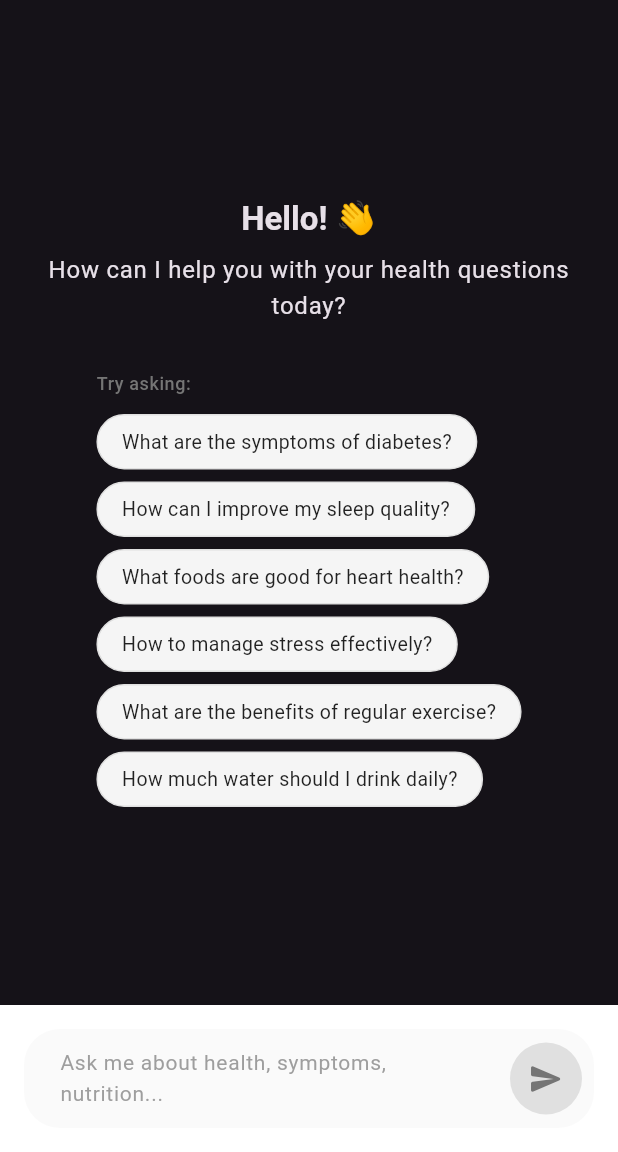
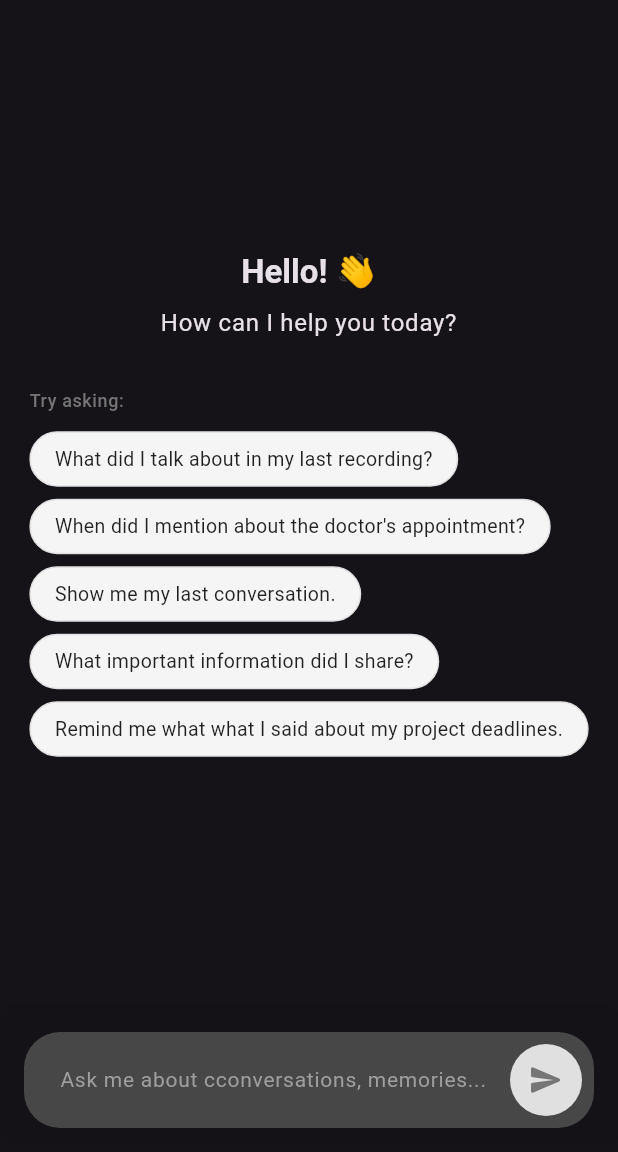
Before and after one commit to nidhisingh5958/assistant_app, a Flutter app: the ChatHome screen opened by its route, on a phone screen of 412 x 824 dp, the part 84-1236 px from its top. Run offline on Flutter 3.47's test engine with Material 3 defaults, Android fonts, the phone set to English and light mode, and no system bars; our stand-ins replace avatar_glow, flutter_riverpod, go_router, speech_to_text; missing offline and left inert: encrypt, tflite_flutter, tiktoken.

Commit message:
minor ui changes

```diff
--- a/lib/screens/chat/chat_home.dart
+++ b/lib/screens/chat/chat_home.dart
@@ -142,7 +142,7 @@ class _ChatHomeState extends State<ChatHome> {
       drawer: const SideMenu(),
       appBar: AppHeader(
         title: "ListenIQ",
-        chatTitle: _showWelcome ? null : "Health Assistant",
+        chatTitle: _showWelcome ? null : "AI Assistant",
         isInChat: !_showWelcome,
         onMenuPressed: () {
           final scaffoldState = _scaffoldKey.currentState;
@@ -226,7 +226,7 @@ class _ChatHomeState extends State<ChatHome> {
             const SizedBox(height: 8),
             Text(
               _isModelInitialized
-                  ? "How can I help you with your health questions today?"
+                  ? "How can I help you today?"
                   : "Please wait while I load the AI model...",
               style: Theme.of(context).textTheme.bodyLarge,
               textAlign: TextAlign.center,
@@ -241,12 +241,11 @@ class _ChatHomeState extends State<ChatHome> {
 
   Widget _buildSuggestedQuestions() {
     final suggestions = [
-      "What are the symptoms of diabetes?",
-      "How can I improve my sleep quality?",
-      "What foods are good for heart health?",
-      "How to manage stress effectively?",
-      "What are the benefits of regular exercise?",
-      "How much water should I drink daily?",
+      "What did I talk about in my last recording?",
+      "When did I mention about the doctor's appointment?",
+      "Show me my last conversation.",
+      "What important information did I share?",
+      "Remind me what what I said about my project deadlines.",
     ];
 
     return Column(
--- a/lib/screens/chat/widgets/bot_search_bar.dart
+++ b/lib/screens/chat/widgets/bot_search_bar.dart
@@ -84,7 +84,7 @@ class _BotSearchBarState extends State<BotSearchBar> {
     return Container(
       padding: const EdgeInsets.all(16),
       decoration: BoxDecoration(
-        color: Colors.white,
+        color: Colors.transparent,
         boxShadow: [
           BoxShadow(
             color: Colors.black.withOpacity(0.05),
@@ -104,14 +104,14 @@ class _BotSearchBarState extends State<BotSearchBar> {
                 decoration: InputDecoration(
                   hintText: _isProcessing
                       ? "Processing your question..."
-                      : "Ask me about health, symptoms, nutrition...",
+                      : "Ask me about cconversations, memories...",
                   hintStyle: TextStyle(fontSize: 14, color: Colors.grey[500]),
                   contentPadding: const EdgeInsets.symmetric(
                     horizontal: 20,
                     vertical: 12,
                   ),
                   filled: true,
-                  fillColor: Colors.grey[50],
+                  fillColor: const Color.fromARGB(255, 72, 71, 71),
                   border: OutlineInputBorder(
                     borderRadius: BorderRadius.circular(24),
                     borderSide: BorderSide.none,
@@ -125,6 +125,12 @@ class _BotSearchBarState extends State<BotSearchBar> {
                 onChanged: (text) {
                   setState(() {}); // Rebuild to update send button state
                 },
+                cursorColor: const Color.fromARGB(255, 179, 154, 248),
+                textInputAction: TextInputAction.send,
+                keyboardType: TextInputType.multiline,
+                autocorrect: true,
+                autofocus: false,
+                enableInteractiveSelection: true,
               ),
             ),
           ],
@@ -151,9 +157,7 @@ class _BotSearchBarState extends State<BotSearchBar> {
     return Container(
       margin: const EdgeInsets.all(8),
       decoration: BoxDecoration(
-        color: isEnabled
-            ? Theme.of(context).colorScheme.primary
-            : Colors.grey[300],
+        color: isEnabled ? Colors.deepPurpleAccent : Colors.grey[300],
         shape: BoxShape.circle,
       ),
       child: IconButton(
```
Also changed, not shown: lib/screens/home.dart (+33 -23 lines).
